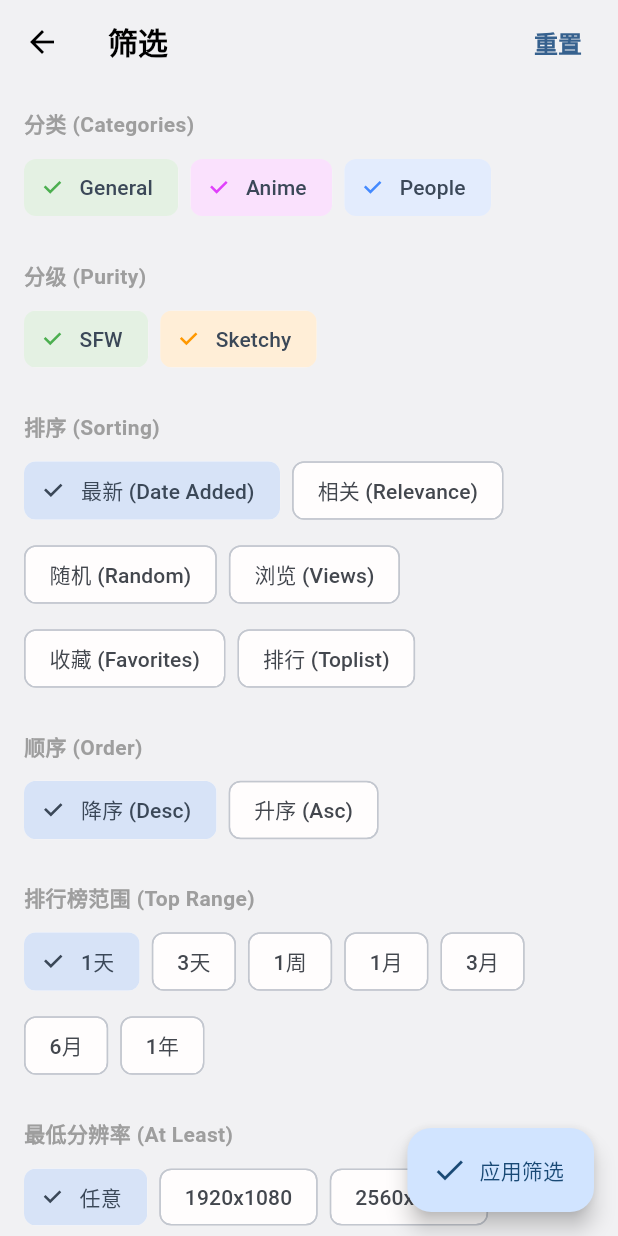
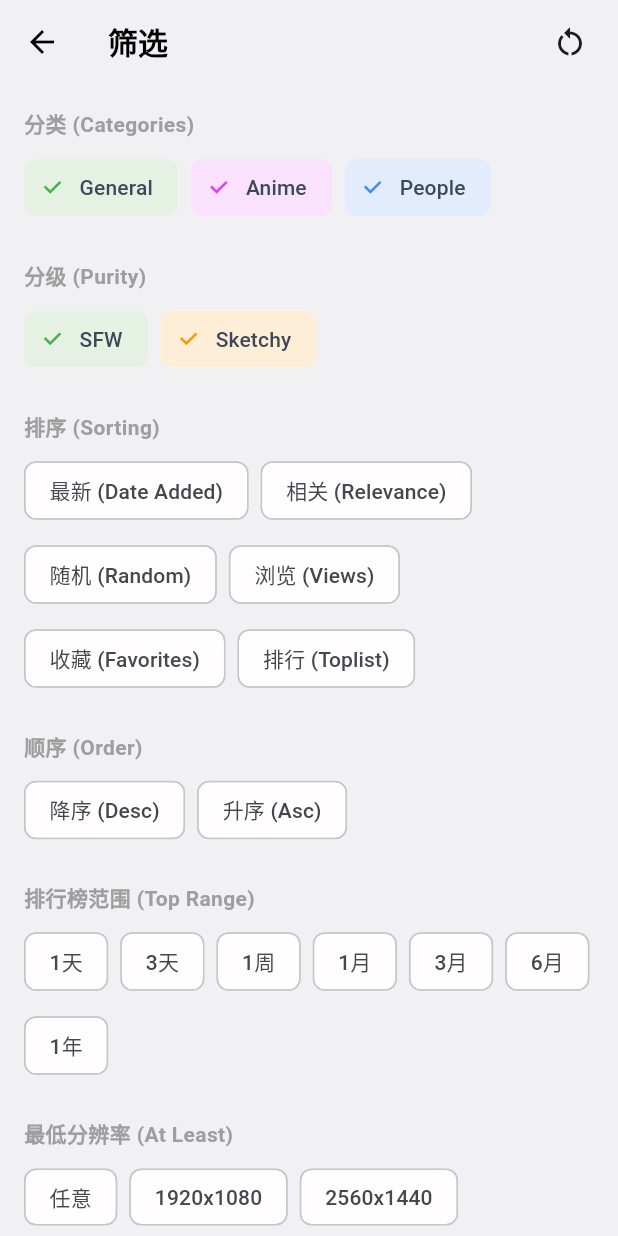
Before and after one commit to 275905127/WallHaven, a Flutter app: the FilterPage screen opened directly, on a phone screen of 412 x 824 dp. Run offline on Flutter 3.47's test engine with Material 3 defaults, Android fonts, the phone set to English and light mode, and no system bars; drawn by our look-alikes of dynamic_color; our stand-ins replace dio, permission_handler, shared_preferences; missing offline and left inert: gal; accounts and stored records are empty; network calls fail.

Commit message:
更新 filter_page.dart

```diff
--- a/lib/pages/filter_page.dart
+++ b/lib/pages/filter_page.dart
@@ -27,30 +27,56 @@ class _FilterPageState extends State<FilterPage> {
       if (group.type == 'bitmask') {
         String currentVal = currentFilters[group.paramName]?.toString() ?? "";
         if (currentVal.length != group.options.length) {
-          // 默认只选中第一个 (对于 Wallhaven 来说就是 SFW=1, Sketchy=0, NSFW=0 -> "100")
-          // 之前是 "1" * length 全选，现在改保守一点，或者保持原样。
-          // 既然改了 NSFW 逻辑，我们保持全选逻辑不变，只控制 UI 显隐
           currentVal = "1" * group.options.length;
         }
         _tempBitmasks[group.paramName] = currentVal.split('').map((e) => e == '1').toList();
       } else if (group.type == 'radio') {
         if (!_tempParams.containsKey(group.paramName) && group.options.isNotEmpty) {
-          _tempParams[group.paramName] = group.options.first.value;
+           // 如果有默认值或已经是空，这里不强制赋值，或者根据需要赋默认值
+           // _tempParams[group.paramName] = group.options.first.value;
         }
       }
     }
   }
 
+  // === 核心逻辑：应用筛选 ===
+  void _applyFilters() {
+    final appState = context.read<AppState>();
+
+    _tempParams.forEach((key, value) {
+      appState.updateParam(key, value);
+    });
+
+    _tempBitmasks.forEach((key, boolList) {
+      String mask = boolList.map((b) => b ? '1' : '0').join();
+      appState.updateParam(key, mask);
+    });
+
+    appState.updateParam('page', 1);
+  }
+
   @override
   Widget build(BuildContext context) {
     final filters = context.read<AppState>().currentSource.filters;
+    final textColor = Theme.of(context).textTheme.bodyMedium?.color ?? Colors.black;
 
-    return Scaffold(
+    // 使用 PopScope 拦截返回事件
+    return PopScope(
+      canPop: false, // 禁止自动 Pop，我们需要先执行逻辑
+      onPopInvoked: (didPop) {
+        if (didPop) return;
+        _applyFilters(); // 退出前应用筛选
+        Navigator.pop(context); // 手动 Pop
+      },
+      child: Scaffold(
         backgroundColor: Theme.of(context).scaffoldBackgroundColor,
         appBar: AppBar(
           title: const Text("筛选"),
           actions: [
-          TextButton(
+            // === 修改：重置改为图标 ===
+            IconButton(
+              icon: Icon(Icons.restart_alt, color: textColor),
+              tooltip: "重置",
               onPressed: () {
                 setState(() {
                   _tempParams.clear();
@@ -58,13 +84,14 @@ class _FilterPageState extends State<FilterPage> {
                      if (group.type == 'bitmask') {
                        _tempBitmasks[group.paramName] = List.filled(group.options.length, true);
                      } else if (group.options.isNotEmpty) {
-                     _tempParams[group.paramName] = group.options.first.value;
+                       // 这里的逻辑看你是否需要重置回第一个，还是重置为空
+                       // _tempParams[group.paramName] = group.options.first.value;
                      }
                   }
                 });
               },
-            child: const Text("重置"),
-          )
+            ),
+            const SizedBox(width: 8),
           ],
         ),
         body: filters.isEmpty
@@ -77,17 +104,13 @@ class _FilterPageState extends State<FilterPage> {
                   return _buildFilterGroup(group);
                 },
               ),
-      floatingActionButton: FloatingActionButton.extended(
-        label: const Text("应用筛选"),
-        icon: const Icon(Icons.check),
-        onPressed: _applyFilters,
+        // === 修改：移除 FloatingActionButton ===
       ),
     );
   }
 
   Widget _buildFilterGroup(FilterGroup group) {
     final appState = context.read<AppState>();
-    // 判断是否有 Key (用于控制 NSFW 显示)
     final hasApiKey = appState.currentSource.apiKey.isNotEmpty;
 
     return Column(
@@ -100,14 +123,11 @@ class _FilterPageState extends State<FilterPage> {
           runSpacing: 8,
           children: [
             for (int i = 0; i < group.options.length; i++) ...[
-              // === 核心逻辑：动态过滤 NSFW 选项 ===
-              // 如果是 purity 组，且选项是 NSFW，且没有 Key -> 则不显示
               if (group.paramName == 'purity' &&
                   group.options[i].value == 'NSFW' &&
                   !hasApiKey)
-                  const SizedBox.shrink() // 隐藏
+                  const SizedBox.shrink()
               else
-                  // 正常显示
                   _buildOptionChip(group, i)
             ]
           ],
@@ -135,6 +155,7 @@ class _FilterPageState extends State<FilterPage> {
       );
     } else {
       final currentValue = _tempParams[group.paramName];
+      // 只要值相等就选中，处理空值的情况
       final isSelected = currentValue == option.value;
       return ChoiceChip(
         label: Text(option.label),
@@ -150,22 +171,6 @@ class _FilterPageState extends State<FilterPage> {
     }
   }
 
-  void _applyFilters() {
-    final appState = context.read<AppState>();
-
-    _tempParams.forEach((key, value) {
-      appState.updateParam(key, value);
-    });
-
-    _tempBitmasks.forEach((key, boolList) {
-      String mask = boolList.map((b) => b ? '1' : '0').join();
-      appState.updateParam(key, mask);
-    });
-
-    appState.updateParam('page', 1);
-    Navigator.pop(context);
-  }
-
   Color? _getChipColor(String label) {
     if (label == 'SFW' || label == 'General') return Colors.green;
     if (label == 'NSFW') return Colors.red;
```
Lines whose indentation alone changed are shown as unchanged.
